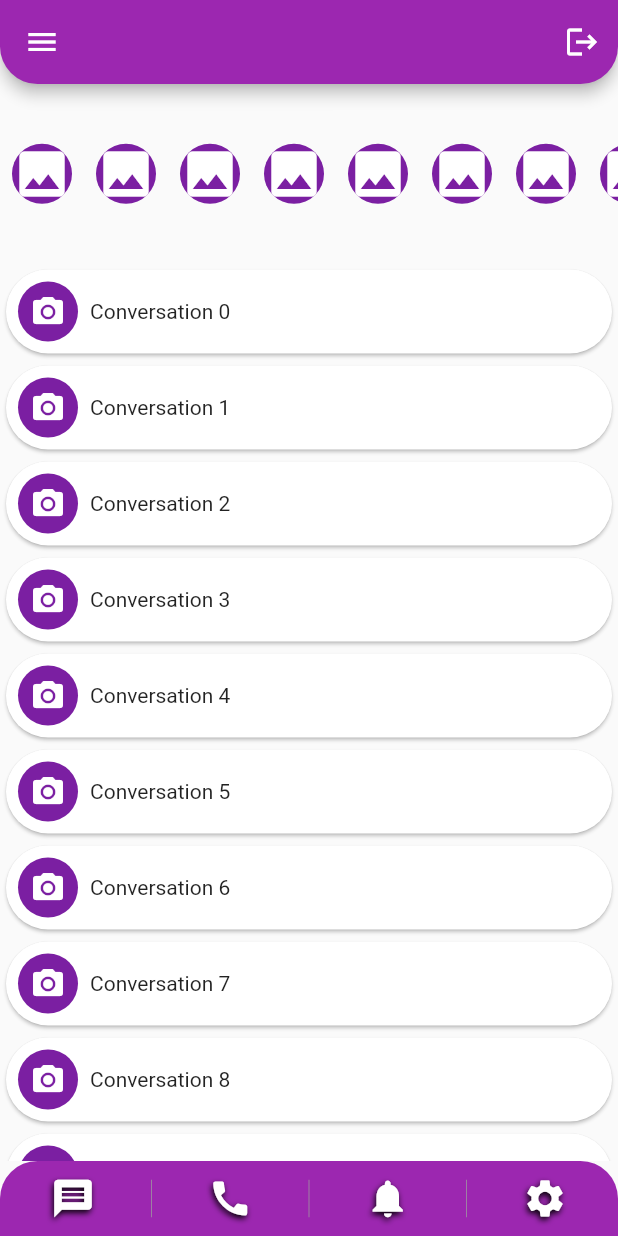
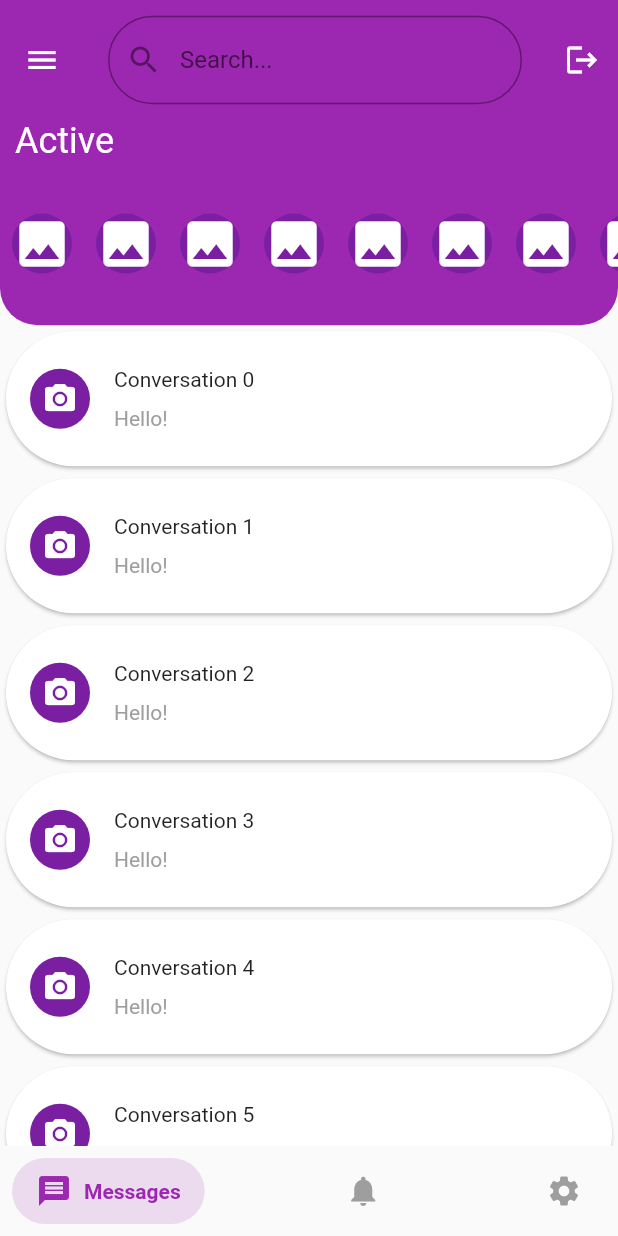
Before and after one commit to xPTK/wanna_chat, a Flutter app: the HomeScreen screen opened directly, on a phone screen of 412 x 824 dp. Run offline on Flutter 3.47's test engine with Material 2 defaults, Android fonts, the phone set to English and light mode, and no system bars; drawn by our look-alikes of salomon_bottom_bar.

Commit message:
Added BottomNavigationBar in HomeScreen, some UI modification in HomeScreen

```diff
--- a/lib/main.dart
+++ b/lib/main.dart
@@ -13,6 +13,7 @@ class MyApp extends StatelessWidget {
   Widget build(BuildContext context) {
     return MaterialApp(
       debugShowCheckedModeBanner: false,
+
       theme: ThemeData(
         primarySwatch: Colors.purple,
       ),
--- a/lib/screens/home_screen.dart
+++ /dev/null
@@ -1,201 +0,0 @@
-import 'package:flutter/gestures.dart';
-import 'package:flutter/material.dart';
-import 'package:wanna_chat/screens/login_screen.dart';
-
-class HomeScreen extends StatefulWidget {
-  const HomeScreen({Key? key}) : super(key: key);
-
-  @override
-  State<HomeScreen> createState() => _HomeScreenState();
-}
-
-class _HomeScreenState extends State<HomeScreen> {
-  late PageController _storyController;
-
-  @override
-  void initState() {
-    _storyController = PageController(initialPage: 0);
-    super.initState();
-  }
-
-  @override
-  void dispose() {
-    _storyController.dispose();
-    super.dispose();
-  }
-
-  @override
-  Widget build(BuildContext context) {
-    return SafeArea(
-      child: Scaffold(
-        appBar: AppBar(
-          shape: RoundedRectangleBorder(
-            borderRadius: BorderRadius.vertical(
-              bottom: Radius.circular(25),
-            ),
-          ),
-          actions: [
-            IconButton(
-              onPressed: () {
-                Navigator.of(context).pop();
-              },
-              icon: Icon(Icons.logout),
-              style: IconButton.styleFrom(
-                shadowColor: Colors.black,
-                elevation: 10,
-              ),
-            )
-          ],
-        ),
-        drawer: Drawer(
-          shape: RoundedRectangleBorder(
-            borderRadius: BorderRadius.only(
-              topRight: Radius.circular(50),
-              bottomRight: Radius.circular(50),
-            ),
-          ),
-        ),
-        body: Column(
-          mainAxisAlignment: MainAxisAlignment.center,
-          mainAxisSize: MainAxisSize.min,
-          children: [
-            Expanded(
-              child: ListView.builder(
-                controller: _storyController,
-                scrollDirection: Axis.horizontal,
-                itemCount: 10,
-                itemBuilder: (context, index) {
-                  return Padding(
-                    padding: const EdgeInsets.symmetric(horizontal: 8),
-                    child: CircleAvatar(
-                      child: Icon(
-                        Icons.photo,
-                        size: 40,
-                      ),
-                    ),
-                  );
-                },
-              ),
-            ),
-            Expanded(
-              flex: 5,
-              child: ListView.builder(
-                itemCount: 15,
-                itemBuilder: (context, index) {
-                  return Card(
-                    color: Colors.white,
-                    shape: StadiumBorder(),
-                    child: Row(
-                      children: [
-                        Padding(
-                          padding: const EdgeInsets.all(8.0),
-                          child: CircleAvatar(
-                            child: Icon(Icons.photo_camera),
-                          ),
-                        ),
-                        Text('Conversation $index'),
-                      ],
-                    ),
-                  );
-                },
-              ),
-            ),
-          ],
-        ),
-        bottomNavigationBar: Container(
-          decoration: BoxDecoration(
-            color: Colors.purple,
-            borderRadius: BorderRadius.vertical(
-              top: Radius.circular(25),
-            ),
-          ),
-          child: Row(
-            mainAxisAlignment: MainAxisAlignment.spaceAround,
-            children: [
-              InkWell(
-                onTap: () {
-                  Navigator.of(context).pop();
-                },
-                child: Padding(
-                  padding: const EdgeInsets.only(left: 20, right: 10),
-                  child: Icon(
-                    shadows: [
-                      Shadow(
-                        color: Colors.black,
-                        offset: Offset.fromDirection(2, 2),
-                        blurRadius: 5,
-                      ),
-                    ],
-                    Icons.message,
-                    color: Colors.white,
-                    size: 30,
-                  ),
-                ),
-              ),
-              Container(
-                color: Colors.grey,
-                height: 25,
-                width: 0.5,
-              ),
-              Padding(
-                padding: const EdgeInsets.all(10),
-                child: Icon(
-                  shadows: [
-                    Shadow(
-                      color: Colors.black,
-                      offset: Offset.fromDirection(2, 2),
-                      blurRadius: 5,
-                    ),
-                  ],
-                  Icons.call,
-                  color: Colors.white,
-                  size: 30,
-                ),
-              ),
-              Container(
-                color: Colors.grey,
-                height: 25,
-                width: 0.5,
-              ),
-              Padding(
-                padding: const EdgeInsets.all(10),
-                child: Icon(
-                  shadows: [
-                    Shadow(
-                      color: Colors.black,
-                      offset: Offset.fromDirection(2, 2),
-                      blurRadius: 5,
-                    ),
-                  ],
-                  Icons.notifications,
-                  color: Colors.white,
-                  size: 30,
-                ),
-              ),
-              Container(
-                color: Colors.grey,
-                height: 25,
-                width: 0.5,
-              ),
-              Padding(
-                padding: const EdgeInsets.only(left: 10, right: 20),
-                child: Icon(
-                  shadows: [
-                    Shadow(
-                      color: Colors.black,
-                      offset: Offset.fromDirection(2, 2),
-                      blurRadius: 5,
-                    ),
-                  ],
-                  Icons.settings,
-                  color: Colors.white,
-                  size: 30,
-                ),
-              ),
-            ],
-          ),
-        ),
-      ),
-    );
-  }
-}
--- /dev/null
+++ b/lib/screens/home_screen/home_screen.dart
@@ -0,0 +1,213 @@
+import 'package:flutter/gestures.dart';
+import 'package:flutter/material.dart';
+import 'package:salomon_bottom_bar/salomon_bottom_bar.dart';
+import 'package:wanna_chat/screens/home_screen/pages/messages_page.dart';
+import 'package:wanna_chat/screens/home_screen/pages/settings_page.dart';
+
+class HomeScreen extends StatefulWidget {
+  const HomeScreen({Key? key}) : super(key: key);
+
+  @override
+  State<HomeScreen> createState() => _HomeScreenState();
+}
+
+class _HomeScreenState extends State<HomeScreen> {
+  late PageController _storyController;
+
+  List pages = const [
+    MessagesPage(),
+    SettingsPage(),
+  ];
+
+  @override
+  void initState() {
+    _storyController = PageController(initialPage: 0);
+    super.initState();
+  }
+
+  @override
+  void dispose() {
+    _storyController.dispose();
+    super.dispose();
+  }
+
+  @override
+  Widget build(BuildContext context) {
+    return SafeArea(
+      child: Scaffold(
+        resizeToAvoidBottomInset: false,
+        appBar: AppBar(
+          toolbarHeight: 80,
+          title: TextFormField(
+            decoration: InputDecoration(
+              prefixIcon: Icon(Icons.search),
+              labelText: 'Search...',
+              border: OutlineInputBorder(
+                borderRadius: BorderRadius.all(
+                  Radius.circular(30),
+                ),
+              ),
+            ),
+          ),
+          elevation: 0,
+          // shape: RoundedRectangleBorder(
+          //   borderRadius: BorderRadius.vertical(
+          //     bottom: Radius.circular(25),
+          //   ),
+          // ),
+          actions: [
+            IconButton(
+              onPressed: () {
+                Navigator.of(context).pop();
+              },
+              icon: Icon(Icons.logout),
+              style: IconButton.styleFrom(
+                shadowColor: Colors.black,
+                elevation: 10,
+              ),
+            )
+          ],
+        ),
+        drawerScrimColor: Colors.purple,
+        drawer: Drawer(
+          width: MediaQuery.of(context).size.width * 0.9,
+          shape: RoundedRectangleBorder(
+            borderRadius: BorderRadius.only(
+              topRight: Radius.circular(50),
+              bottomRight: Radius.circular(50),
+            ),
+          ),
+        ),
+        body: Column(
+          mainAxisAlignment: MainAxisAlignment.center,
+          mainAxisSize: MainAxisSize.min,
+          children: [
+            Expanded(
+              flex: 2,
+              child: Container(
+                decoration: BoxDecoration(
+                  // gradient: LinearGradient(
+                  //   begin: Alignment.topCenter,
+                  //   end: Alignment.bottomCenter,
+                  //   colors: [
+                  //     Colors.purple,
+                  //     Colors.purple.withOpacity(0.5),
+                  //   ],
+                  // ),
+                  color: Colors.purple,
+                  borderRadius: BorderRadius.vertical(
+                    bottom: Radius.circular(25),
+                  ),
+                ),
+                child: Column(
+                  crossAxisAlignment: CrossAxisAlignment.start,
+                  children: [
+                    Padding(
+                      padding: const EdgeInsets.only(left: 10),
+                      child: Text(
+                        'Active',
+                        style: TextStyle(
+                          color: Colors.white,
+                          fontSize: 24,
+                        ),
+                      ),
+                    ),
+                    Expanded(
+                      child: ListView.builder(
+                        controller: _storyController,
+                        scrollDirection: Axis.horizontal,
+                        itemCount: 10,
+                        itemBuilder: (context, index) {
+                          return Padding(
+                            padding: const EdgeInsets.symmetric(horizontal: 8),
+                            child: CircleAvatar(
+                              child: Icon(
+                                Icons.photo,
+                                size: 40,
+                              ),
+                            ),
+                          );
+                        },
+                      ),
+                    ),
+                  ],
+                ),
+              ),
+            ),
+            Expanded(
+              flex: 8,
+              child: ListView.builder(
+                itemCount: 15,
+                itemExtent: 98,
+                itemBuilder: (context, index) {
+                  return Card(
+                    color: Colors.white,
+                    shape: StadiumBorder(),
+                    child: Row(
+                      children: [
+                        Padding(
+                          padding: const EdgeInsets.all(16.0),
+                          child: CircleAvatar(
+                            child: Icon(Icons.photo_camera),
+                          ),
+                        ),
+                        Column(
+                          mainAxisAlignment: MainAxisAlignment.center,
+                          crossAxisAlignment: CrossAxisAlignment.start,
+                          children: [
+                            Text('Conversation $index'),
+                            SizedBox(height: 10),
+                            Text(
+                              'Hello!',
+                              style: TextStyle(color: Colors.grey),
+                            ),
+                          ],
+                        ),
+                      ],
+                    ),
+                  );
+                },
+              ),
+            ),
+          ],
+        ),
+        bottomNavigationBar: SalomonBottomBar(
+          selectedColorOpacity: 0.15,
+          unselectedItemColor: Colors.grey,
+          currentIndex: 0,
+          duration: Duration(seconds: 1),
+          items: [
+            SalomonBottomBarItem(
+              icon: Icon(Icons.message),
+              title: Text('Messages'),
+            ),
+            SalomonBottomBarItem(
+              icon: Icon(Icons.notifications),
+              title: Text('Notifications'),
+            ),
+            SalomonBottomBarItem(
+              icon: Icon(Icons.settings),
+              title: Text('Settings'),
+            ),
+          ],
+        ),
+        // bottomNavigationBar: BottomNavigationBar(
+        //   backgroundColor: Colors.purple,
+        //   selectedItemColor: Colors.white,
+        //   showUnselectedLabels: false,
+        //   currentIndex: 0,
+        //   items: [
+        //     BottomNavigationBarItem(
+        //       icon: Icon(Icons.message),
+        //       label: 'Messages',
+        //     ),
+        //     BottomNavigationBarItem(
+        //       icon: Icon(Icons.settings),
+        //       label: 'Settings',
+        //     ),
+        //   ],
+        // ),
+      ),
+    );
+  }
+}
--- a/lib/screens/login_screen.dart
+++ b/lib/screens/login_screen.dart
@@ -1,5 +1,5 @@
 import 'package:flutter/material.dart';
-import 'package:wanna_chat/screens/home_screen.dart';
+import 'package:wanna_chat/screens/home_screen/home_screen.dart';
 
 class LoginScreen extends StatefulWidget {
   const LoginScreen({Key? key}) : super(key: key);
--- a/pubspec.yaml
+++ b/pubspec.yaml
@@ -36,6 +36,7 @@ dependencies:
   # The following adds the Cupertino Icons font to your application.
   # Use with the CupertinoIcons class for iOS style icons.
   cupertino_icons: ^1.0.2
+  salomon_bottom_bar: ^3.3.1
 
 dev_dependencies:
   flutter_test:
```
Also changed, not shown: lib/screens/home_screen/pages/messages_page.dart (added, +15 -0 lines), lib/screens/home_screen/pages/settings_page.dart (added, +15 -0 lines), lib/screens/home_screen/widgets/bottom_navigation_bar.dart (added, +104 -0 lines), pubspec.lock, 1 other file.
